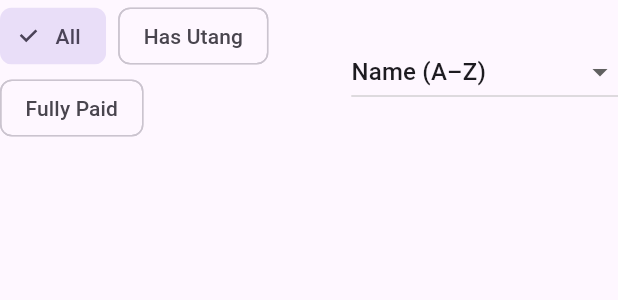
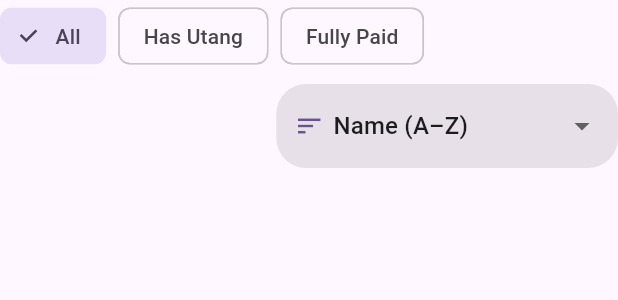
Before and after one commit to 0kuninotokotachi/SariSari-Ledger, a Flutter app: the CustomerFilterBar widget shown alone on an empty page, opened directly with empty values, on a phone screen of 412 x 824 dp. Shown: the top 300 px of the screen. Run offline on Flutter 3.47's test engine with Material 3 defaults, Android fonts, the phone set to English and light mode, and no system bars; our stand-ins replace isar_community; accounts and stored records are empty; generated files the repository leaves out were written again.

Commit message:
Keep filter chips on one line and modernize the sort control
Splits the filter/sort bar into two rows: the utang-status chips in a
plain (non-wrapping) Row so they never drop to a second line, and a
right-aligned, pill-styled sort control below them.

Co-Authored-By: Claude Sonnet 5 <noreply@anthropic.com>

```diff
--- a/lib/widgets/customer_filter_bar.dart
+++ b/lib/widgets/customer_filter_bar.dart
@@ -32,23 +32,44 @@ class CustomerFilterBar extends StatelessWidget {
 
   @override
   Widget build(BuildContext context) {
-    return Row(
+    final colorScheme = Theme.of(context).colorScheme;
+    return Column(
+      crossAxisAlignment: CrossAxisAlignment.stretch,
       children: [
-        Expanded(
-          child: Wrap(
-            spacing: 8,
+        Row(
           children: [
-              for (final filter in UtangFilter.values)
-                FilterChip(
-                  label: Text(_filterLabels[filter]!),
+            for (final filter in UtangFilter.values) ...[
+              Flexible(
+                child: FilterChip(
+                  label: Text(
+                    _filterLabels[filter]!,
+                    overflow: TextOverflow.ellipsis,
+                  ),
                   selected: utangFilter == filter,
                   onSelected: (_) => onFilterChanged(filter),
                 ),
+              ),
+              if (filter != UtangFilter.values.last) const SizedBox(width: 8),
+            ],
           ],
         ),
+        const SizedBox(height: 8),
+        Row(
+          mainAxisAlignment: MainAxisAlignment.end,
+          children: [
+            Container(
+              padding: const EdgeInsets.symmetric(horizontal: 12, vertical: 4),
+              decoration: BoxDecoration(
+                color: colorScheme.surfaceContainerHighest,
+                borderRadius: BorderRadius.circular(20),
               ),
-        const SizedBox(width: 8),
-        DropdownButton<CustomerSort>(
+              child: Row(
+                mainAxisSize: MainAxisSize.min,
+                children: [
+                  Icon(Icons.sort, size: 20, color: colorScheme.primary),
+                  const SizedBox(width: 6),
+                  DropdownButtonHideUnderline(
+                    child: DropdownButton<CustomerSort>(
                       value: sortMode,
                       items: [
                         for (final sort in CustomerSort.values)
@@ -61,6 +82,12 @@ class CustomerFilterBar extends StatelessWidget {
                         if (value != null) onSortChanged(value);
                       },
                     ),
+                  ),
+                ],
+              ),
+            ),
+          ],
+        ),
       ],
     );
   }
```
Also changed, not shown: 2 other files. Lines whose indentation alone changed are shown as unchanged.
